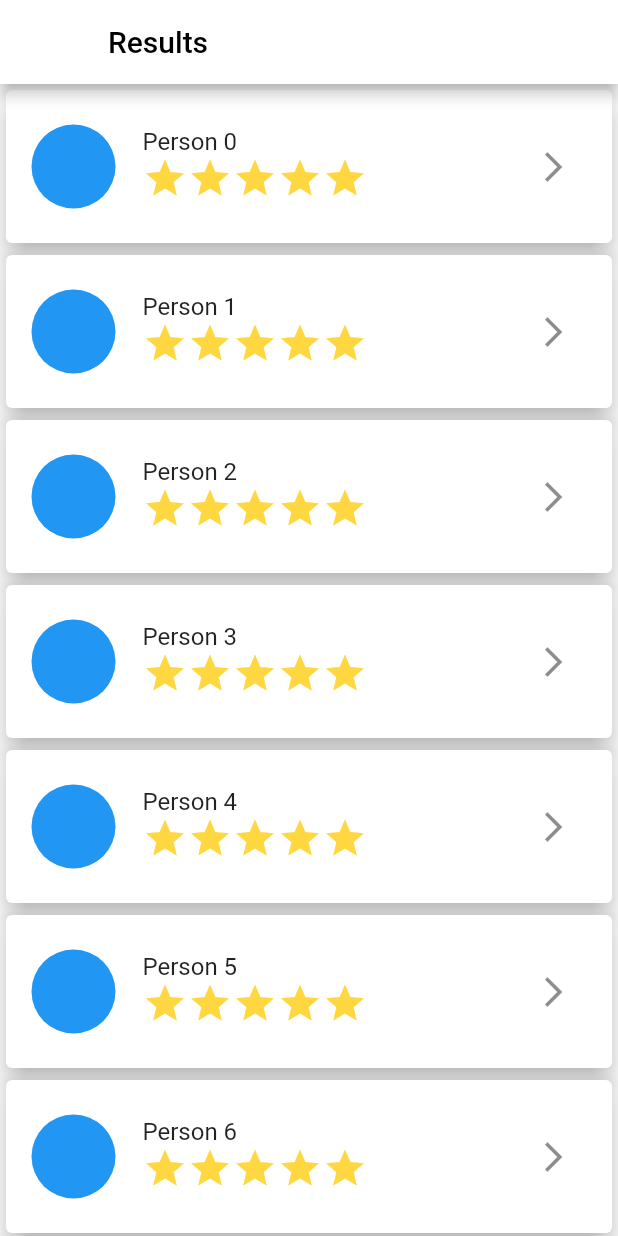
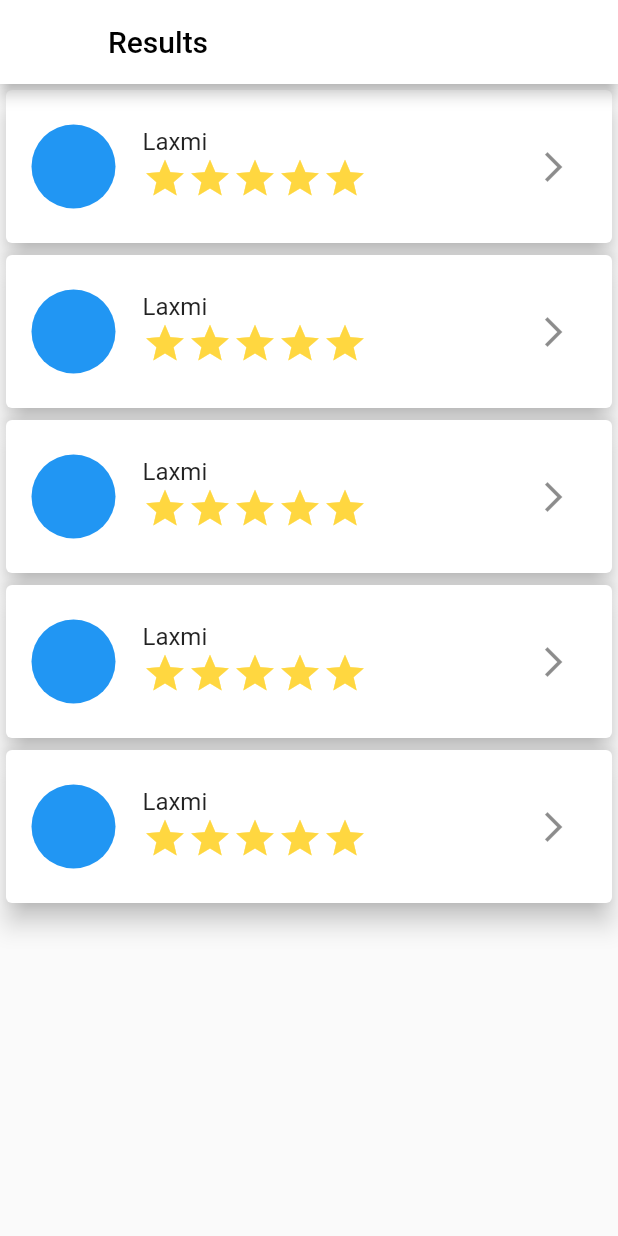
Before and after one commit to pratyushharsh/housegroom, a Flutter app: the Listing screen opened by its route, on a phone screen of 412 x 824 dp. Run offline on Flutter 3.47's test engine with Material 2 defaults, Android fonts, the phone set to English and light mode, and no system bars; our stand-ins replace bloc, equatable, flutter_bloc.

Commit message:
checkout the main.dart file

```diff
--- a/lib/listing/bloc/listing_event.dart
+++ b/lib/listing/bloc/listing_event.dart
@@ -1,27 +1,21 @@
 part of 'listing_bloc.dart';
 
-@immutable
-abstract class ListingEvent {}
+abstract class ListingEvent extends Equatable {
+  final dynamic payload;
+  ListingEvent(this.payload);
 
-class ChangeTagEvent extends ListingEvent {
-  final String tag;
-  ChangeTagEvent({this.tag});
+  @override
+  List<Object> get props => [Names, Rating, ForwardButton];
 }
 
-class ChangeNameEvent extends ListingEvent {
-  final String tag;
-  final String name;
-  ChangeNameEvent({this.tag, this.name});
+class Names extends ListingEvent {
+  Names(payload) : super(payload);
 }
 
-class ChangeImageEvent extends ListingEvent {
-  final String tag;
-  final Image image;
-  ChangeImageEvent({this.tag, this.image});
+class Rating extends ListingEvent {
+  Rating(payload) : super(payload);
 }
 
-class ChangeRatingEvent extends ListingEvent {
-  final String tag;
-  final Icon icon;
-  ChangeRatingEvent({this.tag, this.icon});
+class ForwardButton extends ListingEvent {
+  ForwardButton(payload) : super(payload);
 }
--- a/lib/listing/bloc/listing_state.dart
+++ b/lib/listing/bloc/listing_state.dart
@@ -1,18 +1,21 @@
 part of 'listing_bloc.dart';
 
-@immutable
-class ListingState extends Equatable {
-  final String tag;
-  final Map<String, String> map;
+abstract class ListingState extends Equatable {
+  final String names;
+  final Widget icons;
 
-  ListingState({this.tag, this.map});
+  ListingState({this.icons, this.names});
 
-  ListingState copyWith({
-    String tag,
-    Map<String, String> map,
-  }) {
-    return ListingState(map: map ?? this.map, tag: tag ?? this.tag);
-  }
+  @override
+  List<Object> get props => [];
+}
 
-  List<Object> get props => [tag, map];
+class InitialListingState extends ListingState {
+  InitialListingState() : super(names: 'Laxmi', icons: Icon(Icons.star));
 }
+
+class NewListingState extends ListingState {
+  NewListingState.fromOldListingState(ListingState oldState,
+      {String names, Widget icons})
+      : super(names: names ?? oldState.names, icons: icons ?? oldState.icons);
+}
--- a/lib/listing/view/listing.dart
+++ b/lib/listing/view/listing.dart
@@ -1,9 +1,11 @@
 import 'package:flutter/material.dart';
+import 'package:flutter_bloc/flutter_bloc.dart';
+import 'package:housegroom/listing/bloc/listing_bloc.dart';
 
 import '../../route.dart';
 
 class Listing extends StatelessWidget {
-  final names = List<String>.generate(10, (i) => "Person $i");
+//  final names = List<String>.generate(10, (i) => "Person $i");
   @override
   Widget build(BuildContext context) {
     return Scaffold(
@@ -14,8 +16,10 @@ class Listing extends StatelessWidget {
           style: TextStyle(color: Colors.black),
         ),
       ),
-      body: ListView.builder(
-        itemCount: names.length,
+      body: BlocBuilder<ListingBloc, ListingState>(
+        builder: (context, state) {
+          return ListView.builder(
+            itemCount: state.names.length,
             itemBuilder: (context, index) {
               return Card(
                 elevation: 7,
@@ -26,15 +30,16 @@ class Listing extends StatelessWidget {
                     radius: 30,
                     backgroundColor: Colors.blue,
                   ),
-              title: Text('${names[index]}'),
+                  //todp:add here
+                  title: Text('${state.names}'),
                   //TODO:add stars
                   subtitle: Row(
                     children: [
-                  starWidget(),
-                  starWidget(),
-                  starWidget(),
-                  starWidget(),
-                  starWidget(),
+                      starWidget(state.icons),
+                      starWidget(state.icons),
+                      starWidget(state.icons),
+                      starWidget(state.icons),
+                      starWidget(state.icons),
                     ],
                   ),
                   trailing: IconButton(
@@ -47,12 +52,14 @@ class Listing extends StatelessWidget {
                 ),
               );
             },
+          );
+        },
       ),
     );
   }
 }
 
-Icon starWidget() {
+Icon starWidget(Widget icons) {
   return Icon(
     Icons.star,
     color: Colors.amberAccent,
```
Also changed, not shown: lib/listing/bloc/listing_bloc.dart (+16 -8 lines), lib/location/view/location.dart (added, +51 -0 lines), lib/main.dart (+6 -2 lines). Lines whose indentation alone changed are shown as unchanged.
